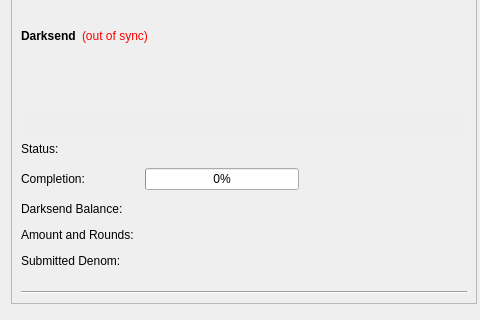
This is src/qt/forms/overviewpage.ui in hronopay/fd as Qt 5 draws it before an edit; both pictures show x 0 to 480 and y 294 to 614 of the 960 by 614 pixel window. The edited form follows.
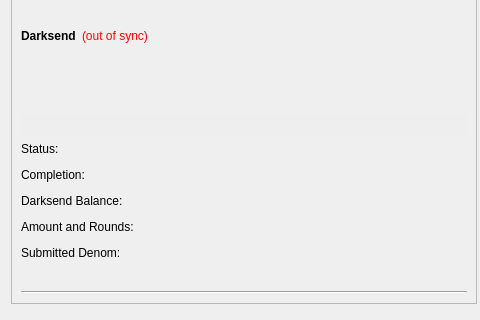
This is the edited form.

Commit message: delete DarksendProgress

Diff of the .ui file:
```diff
--- a/src/qt/forms/overviewpage.ui
+++ b/src/qt/forms/overviewpage.ui
@@ -978,19 +978,6 @@
               </property>
              </widget>
             </item>
-            <item row="1" column="1">
-             <widget class="QProgressBar" name="darksendProgress">
-              <property name="maximumSize">
-               <size>
-                <width>154</width>
-                <height>16777215</height>
-               </size>
-              </property>
-              <property name="value">
-               <number>0</number>
-              </property>
-             </widget>
-            </item>
             <item row="3" column="0">
              <widget class="QLabel" name="labelAnonymizedText">
               <property name="text">
```
The commit also changes 2 other files.
